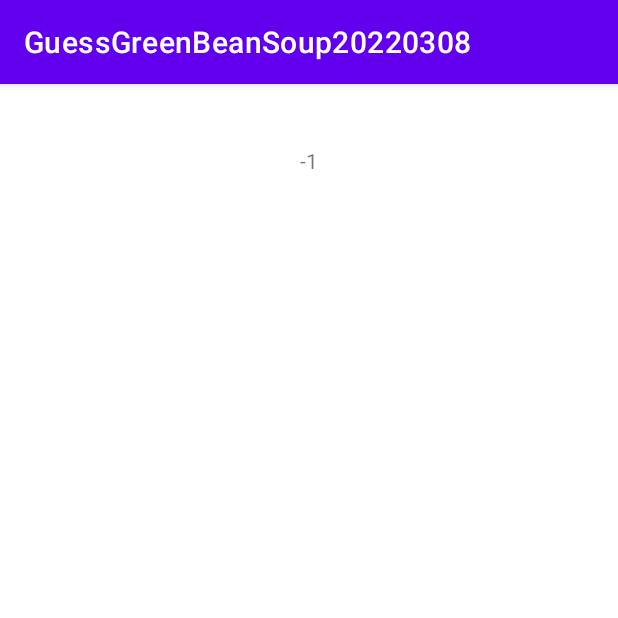
After one commit to maxtsai1991/GuessGreenBeanSoup20220308, an Android app: the RecordActivity screen opened directly, with no data from a screen before it, on a phone screen of 412 x 824 dp, the top half of it. The commit adds this screen. Run offline under Robolectric (Android 15) with nearby library versions, the phone set to English and light mode, and no system bars.

Commit message:
5-1 轉換並傳遞資料到另一個畫面Activity(綠豆湯Kotlin Mvvm)

```diff
--- a/app/src/main/AndroidManifest.xml
+++ b/app/src/main/AndroidManifest.xml
@@ -9,6 +9,9 @@
         android:roundIcon="@mipmap/ic_launcher_round"
         android:supportsRtl="true"
         android:theme="@style/Theme.GuessGreenBeanSoup">
+        <activity
+            android:name=".RecordActivity"
+            android:exported="false" />
         <activity
             android:name=".MaterialActivity"
             android:exported="true"
--- /dev/null
+++ b/app/src/main/java/com/max/guess/RecordActivity.kt
@@ -0,0 +1,14 @@
+package com.max.guess
+
+import androidx.appcompat.app.AppCompatActivity
+import android.os.Bundle
+import kotlinx.android.synthetic.main.activity_record.*
+
+class RecordActivity : AppCompatActivity() {
+    override fun onCreate(savedInstanceState: Bundle?) {
+        super.onCreate(savedInstanceState)
+        setContentView(R.layout.activity_record)
+        val count = intent.getIntExtra("COUNTER(次數)", -1)       // .getIntExtra("和上一頁自訂義字串標籤要寫一模一樣", 當沒有拿到資料時給予預設值) ,此資料是由MateriaActivity.kt傳遞過來的
+        counter.setText(count.toString())
+    }
+}
--- /dev/null
+++ b/app/src/main/res/layout/activity_record.xml
@@ -0,0 +1,18 @@
+<?xml version="1.0" encoding="utf-8"?>
+<androidx.constraintlayout.widget.ConstraintLayout xmlns:android="http://schemas.android.com/apk/res/android"
+    xmlns:app="http://schemas.android.com/apk/res-auto"
+    xmlns:tools="http://schemas.android.com/tools"
+    android:layout_width="match_parent"
+    android:layout_height="match_parent"
+    tools:context=".RecordActivity">
+
+    <TextView
+        android:id="@+id/counter"
+        android:layout_width="wrap_content"
+        android:layout_height="wrap_content"
+        android:layout_marginTop="41dp"
+        android:text="0"
+        app:layout_constraintEnd_toEndOf="parent"
+        app:layout_constraintStart_toStartOf="parent"
+        app:layout_constraintTop_toTopOf="parent" />
+</androidx.constraintlayout.widget.ConstraintLayout>
--- a/app/src/main/res/values/strings.xml
+++ b/app/src/main/res/values/strings.xml
@@ -7,7 +7,6 @@
     <string name="Smaller">再小一點(Smaller)</string>
     <string name="dialog_title">訊息(Message)</string>
     <string name="Cancel">取消(Cancel)</string>
-
 
 
     <string name="title_activity_material">MaterialActivity</string>
```
Also changed, not shown: app/src/main/java/com/max/guess/MaterialActivity.kt (+38 -25 lines).
